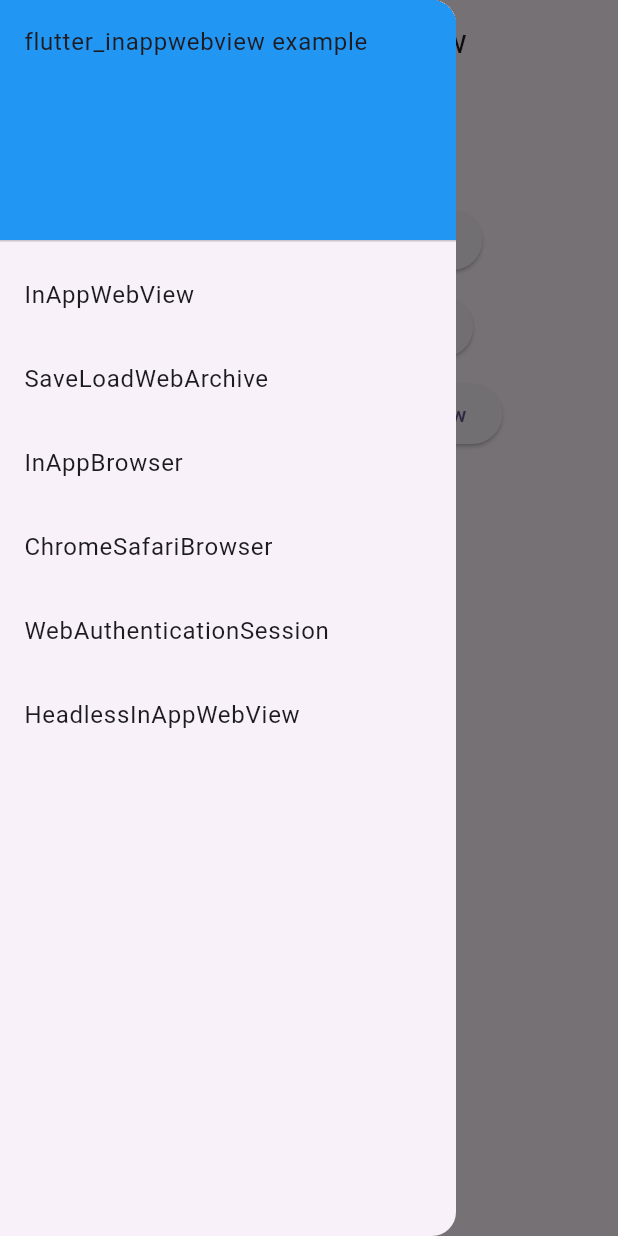
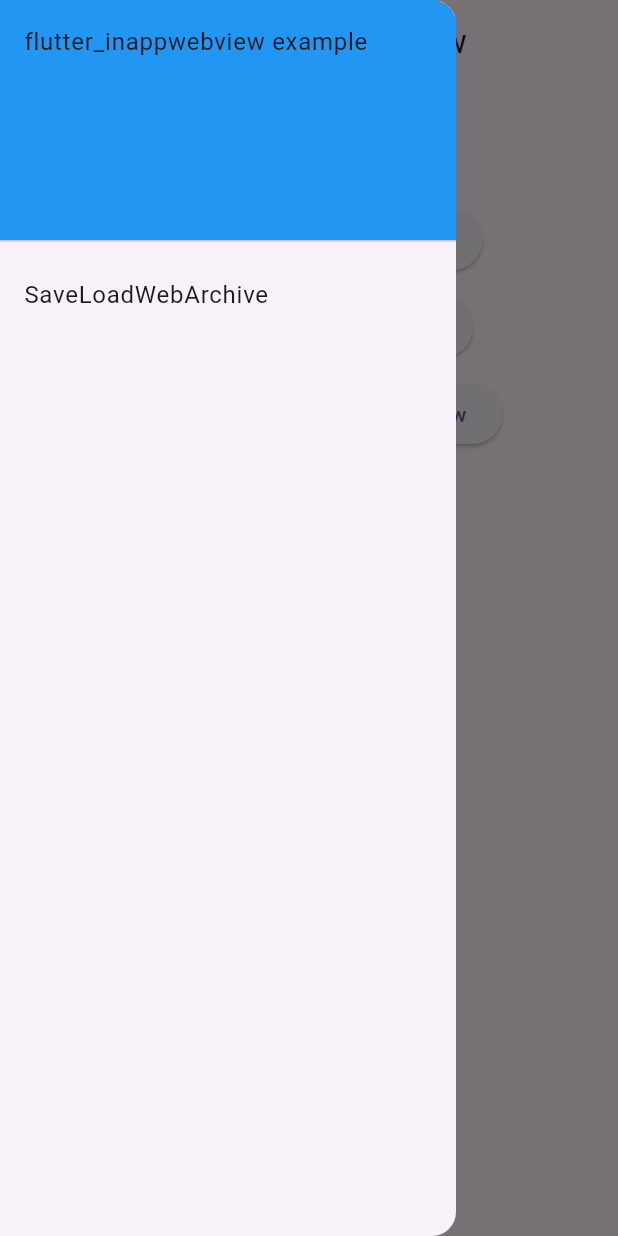
Before and after one commit to EdgeCase-X/inapp_webview_test, a Flutter app: the HeadlessInAppWebViewExampleScreen screen opened directly, with the side drawer open, on a phone screen of 412 x 824 dp. Run offline on Flutter 3.47's test engine with Material 3 defaults, Android fonts, the phone set to English and light mode, and no system bars; missing offline and left inert: flutter_inappwebview, pointer_interceptor.

Commit message:
Remove example code

```diff
--- a/lib/main.dart
+++ b/lib/main.dart
@@ -43,101 +43,13 @@
 PointerInterceptor myDrawer({required BuildContext context}) {
   var children = [
     ListTile(
-      title: Text('InAppWebView'),
-      onTap: () {
-        Navigator.pushReplacementNamed(context, '/');
-      },
-    ),
-    ListTile(
       title: Text('SaveLoadWebArchive'),
       onTap: () {
         Navigator.pushReplacementNamed(context, '/SaveLoadWebArchive');
       },
     ),
-    ListTile(
-      title: Text('InAppBrowser'),
-      onTap: () {
-        Navigator.pushReplacementNamed(context, '/InAppBrowser');
-      },
-    ),
-    ListTile(
-      title: Text('ChromeSafariBrowser'),
-      onTap: () {
-        Navigator.pushReplacementNamed(context, '/ChromeSafariBrowser');
-      },
-    ),
-    ListTile(
-      title: Text('WebAuthenticationSession'),
-      onTap: () {
-        Navigator.pushReplacementNamed(context, '/WebAuthenticationSession');
-      },
-    ),
-    ListTile(
-      title: Text('HeadlessInAppWebView'),
-      onTap: () {
-        Navigator.pushReplacementNamed(context, '/HeadlessInAppWebView');
-      },
-    ),
   ];
-  if (kIsWeb) {
-    children = [
-      ListTile(
-        title: Text('InAppWebView'),
-        onTap: () {
-          Navigator.pushReplacementNamed(context, '/');
-        },
-      ),
-    ];
-  } else if (defaultTargetPlatform == TargetPlatform.macOS) {
-    children = [
-      ListTile(
-        title: Text('InAppWebView'),
-        onTap: () {
-          Navigator.pushReplacementNamed(context, '/');
-        },
-      ),
-      ListTile(
-        title: Text('InAppBrowser'),
-        onTap: () {
-          Navigator.pushReplacementNamed(context, '/InAppBrowser');
-        },
-      ),
-      ListTile(
-        title: Text('WebAuthenticationSession'),
-        onTap: () {
-          Navigator.pushReplacementNamed(context, '/WebAuthenticationSession');
-        },
-      ),
-      ListTile(
-        title: Text('HeadlessInAppWebView'),
-        onTap: () {
-          Navigator.pushReplacementNamed(context, '/HeadlessInAppWebView');
-        },
-      ),
-    ];
-  } else if (defaultTargetPlatform == TargetPlatform.windows ||
-      defaultTargetPlatform == TargetPlatform.linux) {
-    children = [
-      ListTile(
-        title: Text('InAppWebView'),
-        onTap: () {
-          Navigator.pushReplacementNamed(context, '/');
-        },
-      ),
-      ListTile(
-        title: Text('InAppBrowser'),
-        onTap: () {
-          Navigator.pushReplacementNamed(context, '/InAppBrowser');
-        },
-      ),
-      ListTile(
-        title: Text('HeadlessInAppWebView'),
-        onTap: () {
-          Navigator.pushReplacementNamed(context, '/HeadlessInAppWebView');
-        },
-      ),
-    ];
-  }
+
   return PointerInterceptor(
     child: Drawer(
       child: ListView(
@@ -181,57 +93,12 @@
 }
 
 class _MyHomePageState extends State<MyHomePage> {
-  int _counter = 0;
-
-  void _incrementCounter() {
-    setState(() {
-      _counter++;
-    });
-  }
-
   @override
   Widget build(BuildContext context) {
-    if (kIsWeb) {
-      return MaterialApp(
-        initialRoute: '/',
-        routes: {'/': (context) => InAppWebViewExampleScreen()},
-      );
-    }
-    if (defaultTargetPlatform == TargetPlatform.macOS) {
-      return MaterialApp(
-        initialRoute: '/',
-        routes: {
-          '/': (context) => InAppWebViewExampleScreen(),
-          '/InAppBrowser': (context) => InAppBrowserExampleScreen(),
-          '/HeadlessInAppWebView':
-              (context) => HeadlessInAppWebViewExampleScreen(),
-          '/WebAuthenticationSession':
-              (context) => WebAuthenticationSessionExampleScreen(),
-        },
-      );
-    } else if (defaultTargetPlatform == TargetPlatform.windows ||
-        defaultTargetPlatform == TargetPlatform.linux) {
-      return MaterialApp(
-        initialRoute: '/',
-        routes: {
-          '/': (context) => InAppWebViewExampleScreen(),
-          '/InAppBrowser': (context) => InAppBrowserExampleScreen(),
-          '/HeadlessInAppWebView':
-              (context) => HeadlessInAppWebViewExampleScreen(),
-        },
-      );
-    }
     return MaterialApp(
       initialRoute: '/',
       routes: {
-        '/': (context) => InAppWebViewExampleScreen(),
-        '/SaveLoadWebArchive': (context) => SaveLoadWebArchive(),
-        '/InAppBrowser': (context) => InAppBrowserExampleScreen(),
-        '/ChromeSafariBrowser': (context) => ChromeSafariBrowserExampleScreen(),
-        '/HeadlessInAppWebView':
-            (context) => HeadlessInAppWebViewExampleScreen(),
-        '/WebAuthenticationSession':
-            (context) => WebAuthenticationSessionExampleScreen(),
+        '/': (context) => SaveLoadWebArchive(),
       },
     );
   }
```
